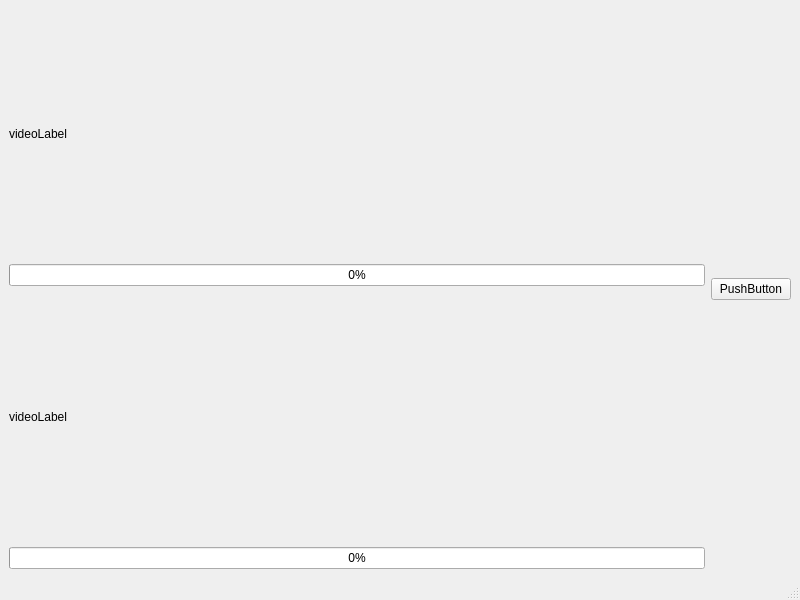
First picture: the form in runey_bot_mk1/mainwindow.ui, repository Harmonised7/qt-projects, before the edit.
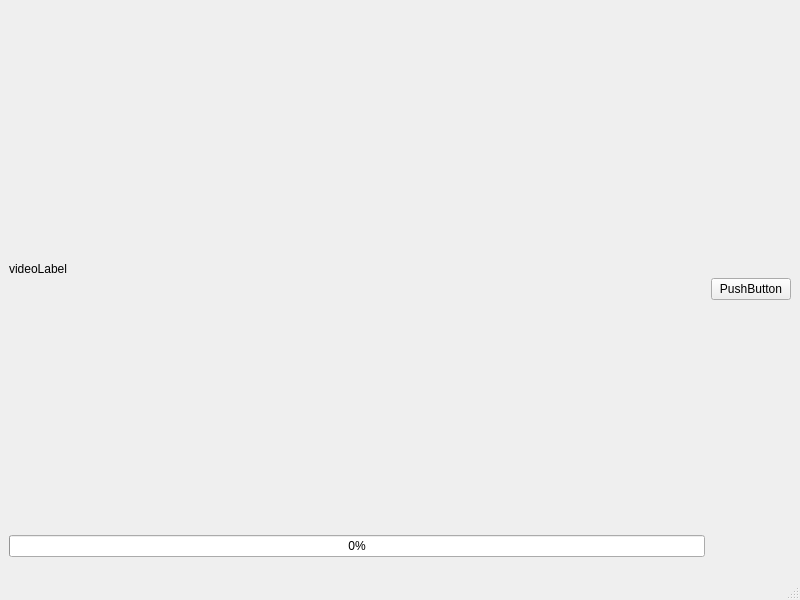
Second picture: the form after the edit.

Patch:
```diff
--- a/runey_bot_mk1/mainwindow.ui
+++ b/runey_bot_mk1/mainwindow.ui
@@ -21,8 +21,8 @@
        <widget class="QLabel" name="videoLabel">
         <property name="maximumSize">
          <size>
-          <width>400</width>
-          <height>400</height>
+          <width>800</width>
+          <height>500</height>
          </size>
         </property>
         <property name="text">
@@ -43,32 +43,6 @@
         </property>
        </widget>
       </item>
-      <item>
-       <widget class="QLabel" name="videoLabel_2">
-        <property name="maximumSize">
-         <size>
-          <width>400</width>
-          <height>400</height>
-         </size>
-        </property>
-        <property name="text">
-         <string>videoLabel</string>
-        </property>
-        <property name="scaledContents">
-         <bool>false</bool>
-        </property>
-       </widget>
-      </item>
-      <item>
-       <widget class="QProgressBar" name="progressBar_2">
-        <property name="maximum">
-         <number>28</number>
-        </property>
-        <property name="value">
-         <number>0</number>
-        </property>
-       </widget>
-      </item>
      </layout>
     </item>
     <item>
```
